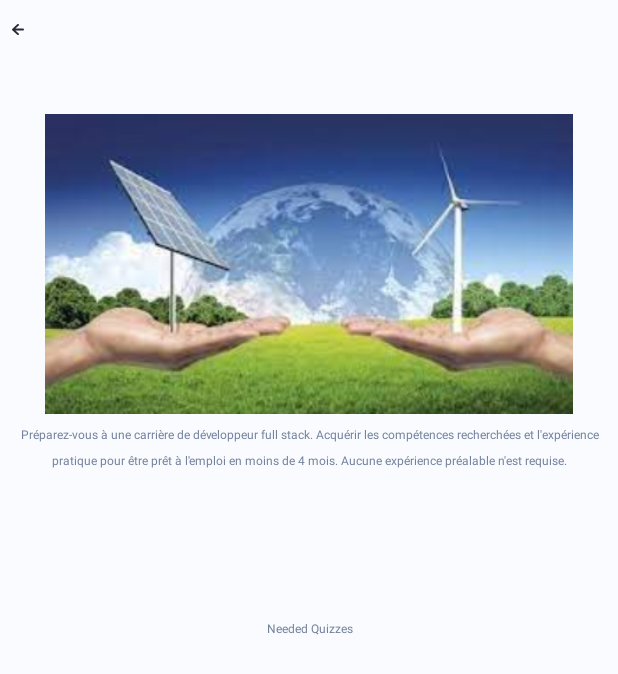
After one commit to kjebali23/GreenCareerHub-Android, an Android app: the CertifActivity screen opened directly, with no data from a screen before it, on a phone screen of 412 x 824 dp. The commit adds this screen. Shown: the top 674 px of the screen. Run offline under Robolectric (Android 15) with nearby library versions, the phone set to English and light mode, and no system bars; our stand-ins replace data binding.

Commit message:
Latest changes

```diff
--- a/app/src/main/AndroidManifest.xml
+++ b/app/src/main/AndroidManifest.xml
@@ -21,6 +21,7 @@
 
         <activity android:name=".CourseActivity" />
         <activity android:name=".QuizActivity" />
+        <activity android:name=".CertifActivity" />
 
         <activity
             android:name=".MainActivity"
--- /dev/null
+++ b/app/src/main/java/com/example/gch/CertifActivity.kt
@@ -0,0 +1,90 @@
+package com.example.gch
+
+import android.content.Intent
+import android.os.Bundle
+import android.util.Log
+import android.widget.TextView
+import androidx.appcompat.app.AppCompatActivity
+import com.example.gch.Models.Certif
+import com.example.gch.adapter.GridViewAdapter
+import com.example.gch.databinding.ActivityCertifBinding
+import com.example.gch.network.RetrofitClient
+import retrofit2.Call
+import retrofit2.Callback
+import retrofit2.Response
+
+class CertifActivity : AppCompatActivity() {
+
+    private lateinit var binding: ActivityCertifBinding
+    private lateinit var quizAdapter: GridViewAdapter
+
+    override fun onCreate(savedInstanceState: Bundle?) {
+        super.onCreate(savedInstanceState)
+        binding = ActivityCertifBinding.inflate(layoutInflater)
+        setContentView(binding.root)
+
+
+        binding.imageArrowleft.setOnClickListener{
+            val intent = Intent( this , MainActivity::class.java).apply {
+//                putExtra("test", "test")
+            }
+            this.startActivity(intent)
+        }
+
+        val title = intent.getStringExtra("title")
+        val textView = findViewById<TextView>(R.id.certifTitle)
+        textView.text = title
+
+        if (title != null) {
+            fetchCertifByTitle(title)
+        }
+
+
+
+
+
+
+
+
+        quizAdapter = GridViewAdapter(this, emptyList()) { quiz ->
+            // Handle quiz item click if needed
+        }
+
+        // Initialize your quiz adapter
+
+        // Set the adapter to the GridView
+        binding.gvQuiz.adapter = quizAdapter
+
+    }
+
+    private fun fetchCertifByTitle(title: String) {
+        val api = RetrofitClient.instance
+        val call = api.getCertifByTitle(title)
+
+        call.enqueue(object : Callback<Certif> {
+            override fun onResponse(call: Call<Certif>, response: Response<Certif>) {
+                if (response.isSuccessful) {
+                    val certif = response.body()
+                    Log.e("certif", certif.toString())
+
+                    if (certif != null) {
+                        val descriptionTextView = findViewById<TextView>(R.id.txtDescription)
+                        descriptionTextView.text = certif.description
+                    }else{
+                        Log.e("description","error")
+                    }
+
+                } else {
+                    Log.e("error", "error")
+                }
+            }
+
+            override fun onFailure(call: Call<Certif>, t: Throwable) {
+                Log.e("onFailure", t.toString())
+            }
+        })
+    }
+
+
+
+}
--- a/app/src/main/java/com/example/gch/Models/Quiz.kt
+++ b/app/src/main/java/com/example/gch/Models/Quiz.kt
@@ -35,20 +35,20 @@ data class QuizQuestion(
     val id: Int,
     val questionText: String,
     val answers: List<Answer>,
-    val correctAnswer: Answer? // Change type to Answer?
+    val correctAnswer: List<Answer>? // Correct type declaration
 ) : Parcelable {
     constructor(parcel: Parcel) : this(
         parcel.readInt(),
         parcel.readString() ?: "",
         parcel.createTypedArrayList(Answer.CREATOR) ?: emptyList(),
-        parcel.readParcelable(Answer::class.java.classLoader) // Change this line
+        parcel.createTypedArrayList(Answer.CREATOR) // Change this line
     )
 
     override fun writeToParcel(parcel: Parcel, flags: Int) {
         parcel.writeInt(id)
         parcel.writeString(questionText)
         parcel.writeTypedList(answers)
-        parcel.writeParcelable(correctAnswer, flags) // Change this line
+        parcel.writeTypedList(correctAnswer) // Change this line
     }
 
     override fun describeContents(): Int {
--- a/app/src/main/java/com/example/gch/adapter/QuestionAdapter.kt
+++ b/app/src/main/java/com/example/gch/adapter/QuestionAdapter.kt
@@ -54,13 +54,15 @@ class QuestionAdapter(private val questionList: List<QuizQuestion>, private val
         var score = 0
         for ((position, userAnswerText) in userAnswers) {
             val userAnswer = Answer(userAnswerText, false) // Create an Answer object from the user's answer text
-            val correctAnswer = questionList[position].correctAnswer
-            if (correctAnswer != null && userAnswer.text == correctAnswer.text && correctAnswer.isCorrect) {
+            val correctAnswers = questionList[position].correctAnswer
+
+            if (correctAnswers != null && correctAnswers.any { it.text == userAnswer.text && it.isCorrect }) {
                 score++
             }
         }
         return score
     }
+
 
 
 
--- a/app/src/main/java/com/example/gch/fragment/CertifFragment.kt
+++ b/app/src/main/java/com/example/gch/fragment/CertifFragment.kt
@@ -75,7 +75,7 @@ class CertifFragment: Fragment() {
 
     private fun getListCertif(context: Context) : MutableList<Certif> {
         return mutableListOf(
-            Certif(1, "Certif" , "desc" , "url"   )
+            Certif(1, "Certif" , "desc" , "url", arrayListOf("Node js")    )
         )
     }
 
--- a/app/src/main/java/com/example/gch/network/RetrofitClient.kt
+++ b/app/src/main/java/com/example/gch/network/RetrofitClient.kt
@@ -5,7 +5,7 @@ import retrofit2.converter.gson.GsonConverterFactory
 import com.example.gch.api.FormationApi
 
 object RetrofitClient {
-    private const val ip = "192.168.1.168";
+    private const val ip = "192.168.202.196";
     private const val BASE_URL = "http://"+ ip +":3000/"
 
     val instance: FormationApi by lazy {
--- /dev/null
+++ b/app/src/main/res/layout/activity_certif.xml
@@ -0,0 +1,119 @@
+<?xml version="1.0" encoding="UTF-8"?>
+<layout xmlns:android="http://schemas.android.com/apk/res/android"
+    xmlns:app="http://schemas.android.com/apk/res-auto" xmlns:tools="http://schemas.android.com/tools"
+    >
+
+
+    <LinearLayout
+        android:id="@+id/linearDocumentOpener"
+        style="@style/groupStylegray_51"
+        android:layout_width="match_parent"
+        android:layout_height="match_parent"
+        android:gravity="start"
+        android:orientation="vertical">
+
+
+
+
+
+        <LinearLayout
+            android:id="@+id/linearRowarrowleft"
+            android:layout_width="match_parent"
+            android:layout_height="wrap_content"
+            android:layout_marginStart="@dimen/_22pxh"
+            android:layout_marginTop="@dimen/_28pxv"
+            android:layout_marginEnd="@dimen/_22pxh"
+            android:gravity="start"
+            android:orientation="horizontal">
+
+            <ImageView
+                android:id="@+id/imageArrowleft"
+                android:layout_width="@dimen/_12pxh"
+                android:layout_height="@dimen/_12pxh"
+                android:layout_marginTop="@dimen/_3pxv"
+                android:layout_marginBottom="@dimen/_8pxv"
+                android:scaleType="fitXY"
+                android:src="@drawable/img_arrowleft"
+                tools:ignore="ContentDescription"
+                tools:src="@drawable/img_arrowleft" />
+
+            <TextView
+                android:id="@+id/certifTitle"
+                style="@style/txtGilroysemibold24"
+                android:layout_width="0dp"
+                android:layout_height="wrap_content"
+                android:layout_marginStart="@dimen/_77pxh"
+                android:layout_weight="0.94"
+                android:ellipsize="end"
+                android:lineSpacingExtra="@dimen/_1pxh"
+                android:singleLine="true"
+                android:text="Certif Name" />
+        </LinearLayout>
+
+        <LinearLayout
+            android:id="@+id/linearRowrashedothmans"
+            android:layout_width="match_parent"
+            android:layout_height="wrap_content"
+            android:layout_marginStart="@dimen/_16pxh"
+            android:layout_marginTop="@dimen/_35pxv"
+            android:layout_marginEnd="@dimen/_16pxh"
+            android:gravity="start"
+            android:orientation="horizontal">
+
+            <LinearLayout
+                android:id="@+id/linearColumnrashedothmans"
+                android:layout_width="0dp"
+                android:layout_height="wrap_content"
+                android:layout_marginTop="@dimen/_5pxv"
+                android:layout_marginBottom="@dimen/_2pxv"
+                android:layout_weight="0.78"
+                android:gravity="start"
+                android:orientation="vertical">
+
+
+            </LinearLayout>
+        </LinearLayout>
+
+
+        <ImageView
+            android:id="@+id/certifImage"
+            android:layout_width="match_parent"
+            android:layout_height="200dp"
+            android:layout_marginTop="20dp"
+            app:srcCompat="@drawable/ic_news2" />
+
+        <TextView
+            android:id="@+id/txtDescription"
+            style="@style/txtGilroyregular14"
+            android:layout_width="match_parent"
+            android:layout_height="121dp"
+            android:layout_marginStart="@dimen/_16pxh"
+            android:layout_marginTop="@dimen/_29pxv"
+            android:layout_marginEnd="@dimen/_16pxh"
+            android:gravity="center_horizontal"
+            android:lineSpacingExtra="@dimen/_8pxh"
+            android:text="Préparez-vous à une carrière de développeur full stack. Acquérir les compétences recherchées et l'expérience pratique pour être prêt à l'emploi en moins de 4 mois. Aucune expérience préalable n'est requise." />
+
+        <TextView
+            android:id="@+id/neededQuizzes"
+            style="@style/txtGilroyregular14"
+            android:layout_width="match_parent"
+            android:layout_height="21dp"
+            android:layout_marginStart="@dimen/_16pxh"
+            android:layout_marginTop="@dimen/_29pxv"
+            android:layout_marginEnd="@dimen/_16pxh"
+            android:gravity="center_horizontal"
+            android:lineSpacingExtra="@dimen/_8pxh"
+            android:text="Needed Quizzes"></TextView>
+
+        <GridView
+            android:id="@+id/gvQuiz"
+            android:layout_width="wrap_content"
+            android:layout_height="118dp"
+            android:layout_margin="5dp"
+            android:numColumns="2" />
+
+
+
+    </LinearLayout>
+</layout>
```
Also changed, not shown: app/src/main/java/com/example/gch/Models/Certif.kt (+6 -1 lines), app/src/main/java/com/example/gch/adapter/CertifAdapter.kt (+29 -16 lines), app/src/main/java/com/example/gch/adapter/QuizAdapter.kt (+1 -40 lines), app/src/main/java/com/example/gch/api/FormationApi.kt (+9 -0 lines), app/src/main/java/com/example/gch/fragment/QuestionFragment.kt (+0 -12 lines).
